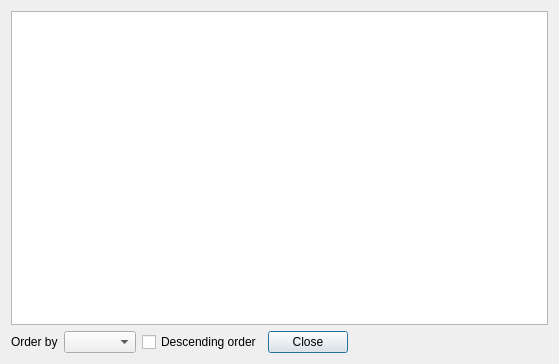
Qt form dialogbooksearch.ui (igorternyuk/TeQtLibraryManagmentSystem) before a commit.
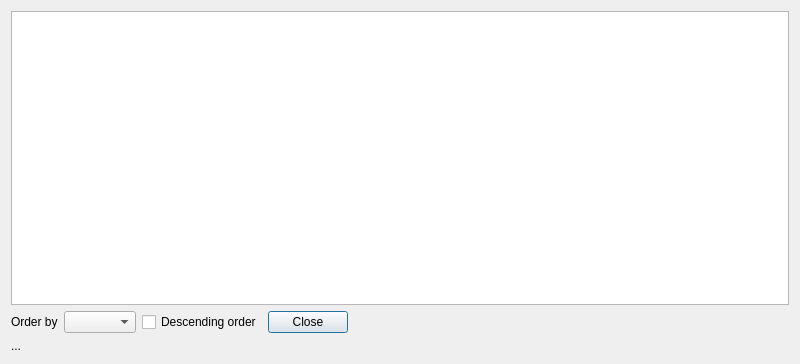
The same form after that commit.

The edit to the form file:
```diff
--- a/dialogbooksearch.ui
+++ b/dialogbooksearch.ui
@@ -6,7 +6,7 @@
    <rect>
     <x>0</x>
     <y>0</y>
-    <width>559</width>
+    <width>800</width>
     <height>364</height>
    </rect>
   </property>
@@ -62,6 +62,13 @@
      </item>
     </layout>
    </item>
+   <item row="1" column="0">
+    <widget class="QLabel" name="lblResults">
+     <property name="text">
+      <string>...</string>
+     </property>
+    </widget>
+   </item>
   </layout>
  </widget>
  <resources/>
```
